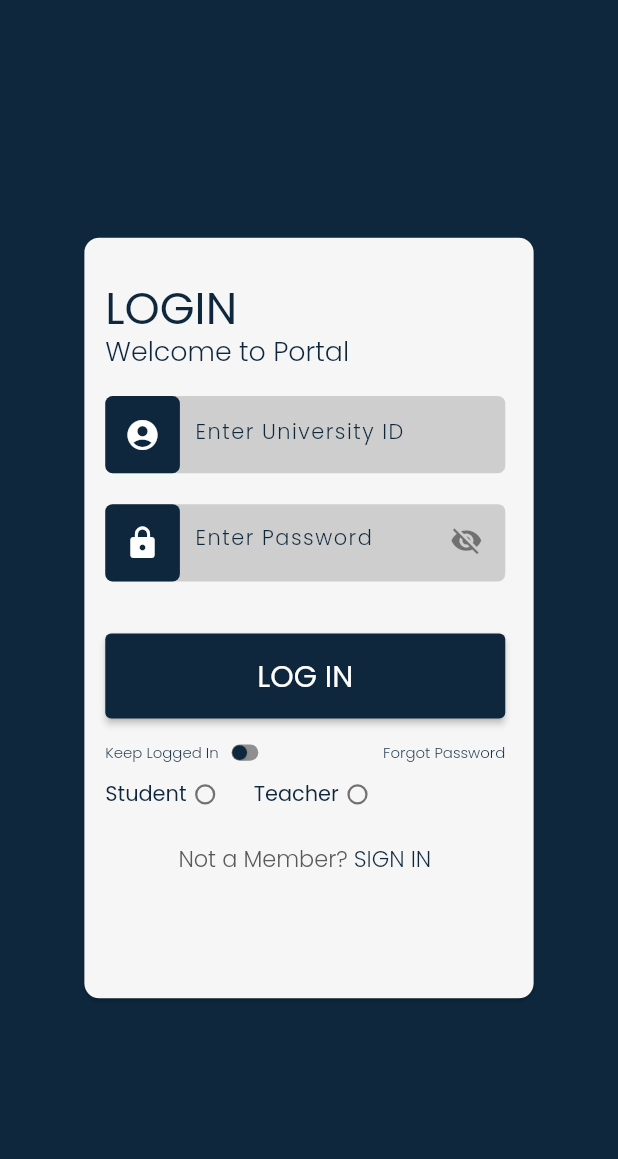
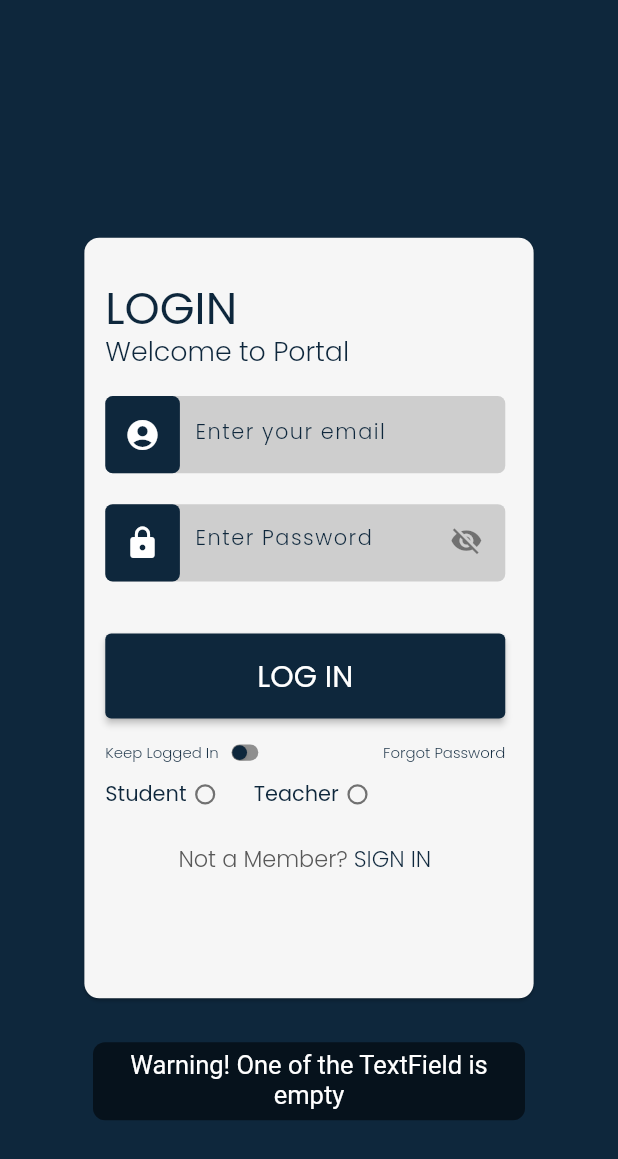
Before and after one commit to FaizanAhmad127/E-Notice-Board, a Flutter app: the LoginScreen screen opened directly, after a tap on "LOG IN", on a phone screen of 412 x 824 dp. Shown: the top 1159 px of the screen. Run offline on Flutter 3.47's test engine with Material 2 defaults, Android fonts, the phone set to English and light mode, and no system bars; our stand-ins replace bot_toast, cloud_firestore, firebase_auth, firebase_core, flutter_screenutil, get_it and 3 more; accounts and stored records are empty.

Commit message:
emailverifyservice and textfield service added

```diff
--- /dev/null
+++ b/lib/core/models/user_authentication/user_login_model.dart
@@ -0,0 +1,23 @@
+class UserLoginModel{
+
+  UserLoginModel(this._email,this._password);
+  final String _email;
+  final String _password;
+
+  String get email => _email;
+  String get password => _password;
+  //
+  // UserLoginModel.fromJson(dynamic json)
+  // {
+  //   _email=json['email'];
+  //   _password=json['password'];
+  // }
+  //
+  // Map<String, dynamic> toJson() {
+  //   final map = <String, dynamic>{};
+  //   map['email'] = _email;
+  //   map['password'] = _password;
+  //   return map;
+  // }
+
+}
--- /dev/null
+++ b/lib/core/models/user_authentication/user_signup_model.dart
@@ -0,0 +1,31 @@
+class UserSignupModel {
+
+  UserSignupModel(this._email, this._universityId, this._fullName);
+
+  String? _email;
+  String? _universityId;
+  String? _fullName;
+
+
+  String? get universityId => _universityId;
+
+  String? get email => _email;
+
+  String? get fullName => _fullName;
+
+  UserSignupModel.fromJson(dynamic json)
+{
+  _email=json['email'];
+  _universityId=json['universityId'];
+  _fullName=json['fullName'];
+}
+
+Map<String, dynamic> toJson() {
+  final map = <String, dynamic>{};
+  map['email'] = _email;
+  map['universityId'] = universityId;
+  map['fullName']=_fullName;
+
+  return map;
+}
+}
--- /dev/null
+++ b/lib/core/services/user_authentication/user_auth_service.dart
@@ -0,0 +1,42 @@
+import 'package:bot_toast/bot_toast.dart';
+import 'package:firebase_auth/firebase_auth.dart';
+import 'package:logger/logger.dart';
+
+class UserAuthService {
+  final FirebaseAuth _firebaseAuth=FirebaseAuth.instance;
+  late UserCredential? _userCredential;
+  final _logger=Logger();
+
+  Future<String> userLogin(String _email, String _password)async
+  {
+    BotToast.showLoading();
+    try
+    {
+      _userCredential=await _firebaseAuth.signInWithEmailAndPassword(email: _email, password: _password);
+    }
+    catch(error)
+    {
+      _logger.e("Error at userLogin method, services/UserAuthService.dart");
+    }
+    BotToast.closeAllLoading();
+    return _userCredential!.user!.uid;
+  }
+  Future<String> userSignup(String _email, String _password)async
+  {
+    BotToast.showLoading();
+    try
+    {
+      _userCredential=await _firebaseAuth.createUserWithEmailAndPassword(email: _email, password: _password);
+    }
+    catch(error)
+    {
+      _logger.e("Error at userLogin method, services/UserAuthService.dart");
+    }
+    BotToast.closeAllLoading();
+    return _userCredential!.user!.uid;
+  }
+
+
+
+
+}
--- /dev/null
+++ b/lib/core/services/verify_email_service.dart
@@ -0,0 +1,22 @@
+import 'package:bot_toast/bot_toast.dart';
+
+class VerifyEmailService{
+
+  bool verifyEmail(String _email)
+  {
+     bool emailValid = RegExp(r"^[a-zA-Z0-9.a-zA-Z0-9.!#$%&'*+-/=?^_`{|}~]+@[a-zA-Z0-9]+\.[a-zA-Z]+").hasMatch(_email);
+      return emailValid;
+  }
+  bool isTextFieldEmpty(String data)
+  {
+    if(data.isEmpty)
+{
+  BotToast.showText(text: "Warning! One of the TextField is empty",duration: Duration(seconds: 3));
+  return true;
+}
+    else
+      {
+        return false;
+      }
+  }
+}
--- a/lib/ui/screens/login/login_screen.dart
+++ b/lib/ui/screens/login/login_screen.dart
@@ -13,7 +13,7 @@ import 'package:provider/provider.dart';
 class LoginScreen extends StatelessWidget {
   LoginScreen({Key? key}) : super(key: key);
   TextEditingController passwordTextEditingController=TextEditingController();
-  TextEditingController uniIdTextEditingController=TextEditingController();
+  TextEditingController emailTextEditingController=TextEditingController();
   @override
   Widget build(BuildContext context) {
     return Scaffold(
@@ -57,8 +57,8 @@ class LoginScreen extends StatelessWidget {
 
                           //UNIVERSITY ID TEXTFIELD
                           CustomUserTF(
-                            textEditingController: passwordTextEditingController,
-                            hintText: "Enter University ID",
+                            textEditingController: emailTextEditingController,
+                            hintText: "Enter your email",
                             icon: Icon(
                               Icons.account_circle,
                               color: kWhiteColor,
@@ -70,7 +70,7 @@ class LoginScreen extends StatelessWidget {
 
                           //PASSWORD TEXTFIELD
                           CustomPasswordTF(
-                            textEditingController: uniIdTextEditingController,
+                            textEditingController: passwordTextEditingController,
                             hintText: "Enter Password",
                           ),
                           SizedBox(
@@ -83,6 +83,9 @@ class LoginScreen extends StatelessWidget {
                             onPressed: ()
                             {
 
+                              Provider.of<LoginScreenVM>(context).
+                              login(emailTextEditingController.text,
+                                  passwordTextEditingController.text);
                             },
                           ),
                           SizedBox(
--- a/lib/ui/screens/login/login_screen_vm.dart
+++ b/lib/ui/screens/login/login_screen_vm.dart
@@ -1,8 +1,31 @@
+import 'package:bot_toast/bot_toast.dart';
 import 'package:flutter/cupertino.dart';
+import 'package:get_it/get_it.dart';
+import 'package:notice_board/core/services/user_authentication/user_auth_service.dart';
+import 'package:notice_board/core/services/verify_email_service.dart';
 
 class LoginScreenVM extends ChangeNotifier{
   int _groupValue = -1;
   bool _isToggled=false;
+  final UserAuthService _userAuthService=GetIt.I.get<UserAuthService>();
+  void login(String email,String password)async
+  {
+    if(!(VerifyEmailService().isTextFieldEmpty(email)||VerifyEmailService().isTextFieldEmpty(password)))
+    {
+      if(VerifyEmailService().verifyEmail(email)==true)
+      {
+        await _userAuthService.userLogin(email, password).whenComplete(() {
+          BotToast.showText(text: "Logged In",duration: Duration(seconds: 4));
+        });
+      }
+      else
+      {
+        BotToast.showText(text: "The email is invalid",duration: Duration(seconds: 4));
+      }
+    }
+
+
+  }
 
 
   int get getGroupValue=>_groupValue;
--- a/lib/ui/screens/signup/signup_screen.dart
+++ b/lib/ui/screens/signup/signup_screen.dart
@@ -13,7 +13,7 @@ import 'package:provider/provider.dart';
 
 class SignupScreen extends StatelessWidget {
    SignupScreen({Key? key}) : super(key: key);
-  final TextEditingController creditTextEditingController=TextEditingController();
+  final TextEditingController emailTextEditingController=TextEditingController();
    final TextEditingController uniIdTextEditingController=TextEditingController();
    final TextEditingController fullNameTextEditingController=TextEditingController();
    final TextEditingController passwordTextEditingController=TextEditingController();
@@ -63,8 +63,8 @@ class SignupScreen extends StatelessWidget {
                         height: 17.h,
                       ),
                       CustomUserTF(
-                        textEditingController: creditTextEditingController,
-                        hintText: "Enter Passed Credit Hours",
+                        textEditingController: emailTextEditingController,
+                        hintText: "Enter your email",
                         icon: Icon(
                           Icons.alarm,
                           color: kWhiteColor,
--- a/pubspec.yaml
+++ b/pubspec.yaml
@@ -36,6 +36,8 @@ dependencies:
   google_fonts: 2.2.0
   provider: ^6.0.2
   page_transition: ^2.0.5
+  get_it: ^7.2.0
+  bot_toast: ^4.0.1
 
 dev_dependencies:
   flutter_test:
```
Also changed, not shown: lib/core/services/user_documents/user_profile_service.dart (added, +25 -0 lines), lib/main.dart (+13 -1 lines), pubspec.lock.
